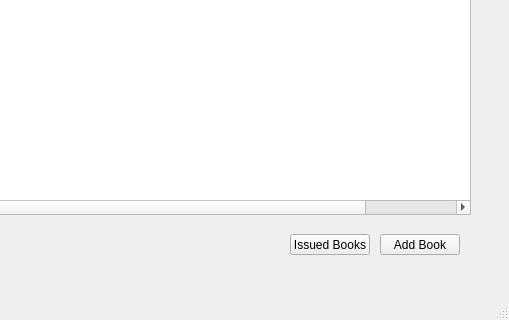
Qt form book_inventory.ui (aanasakhtar/DataBase-project) before a commit; both pictures show x 230 to 739 and y 146 to 466 of the 739 by 466 pixel window.
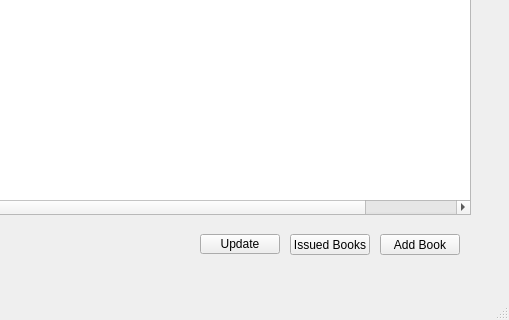
The same form after that commit.

What changed in the file:
```diff
--- a/book_inventory.ui
+++ b/book_inventory.ui
@@ -104,6 +104,19 @@
      <string>Issued Books</string>
     </property>
    </widget>
+   <widget class="QPushButton" name="UpdatePB">
+    <property name="geometry">
+     <rect>
+      <x>430</x>
+      <y>380</y>
+      <width>80</width>
+      <height>20</height>
+     </rect>
+    </property>
+    <property name="text">
+     <string>Update</string>
+    </property>
+   </widget>
   </widget>
   <widget class="QMenuBar" name="menubar">
    <property name="geometry">
```
